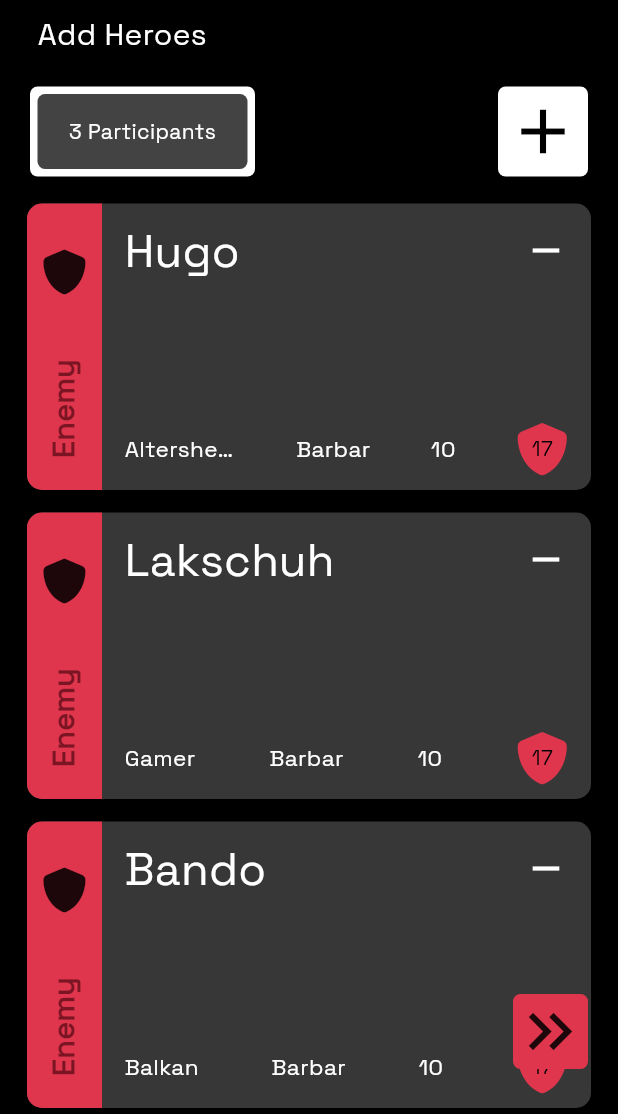
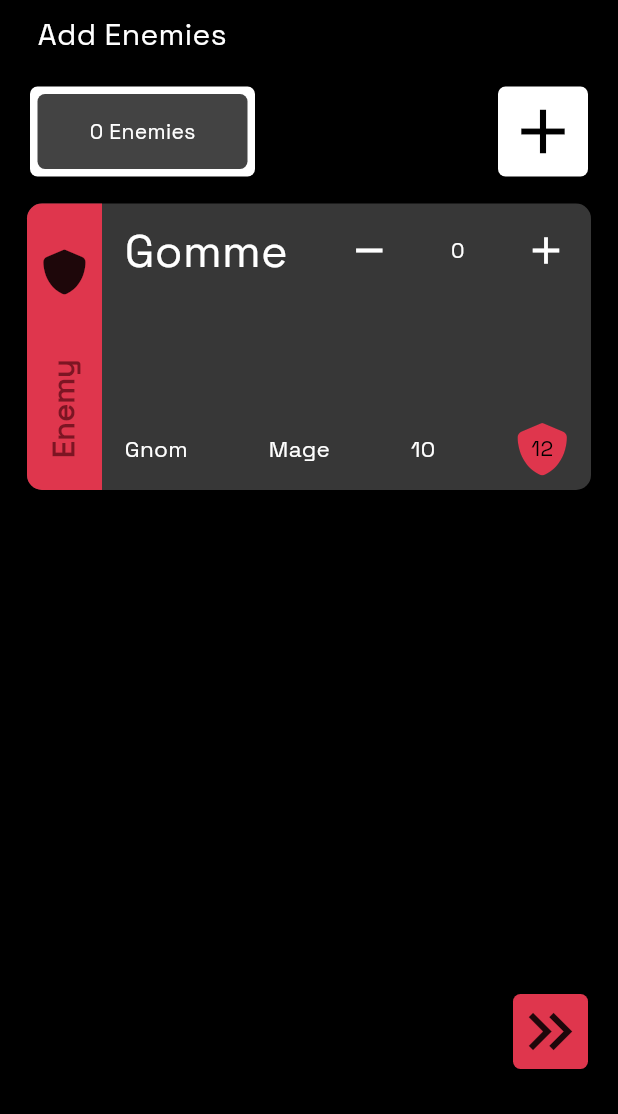
Before and after one commit to Schzyy/dnd-helper, a Flutter app: the CombatPrepEnemies screen opened directly, on a phone screen of 412 x 824 dp, the part 122-1236 px from its top. Run offline on Flutter 3.47's test engine with Material 3 defaults, Android fonts, the light colour scheme and no system bars; our stand-ins replace font_awesome_flutter.

Commit message:
i dont even know what happend

```diff
--- a/lib/models/campaign.dart
+++ b/lib/models/campaign.dart
@@ -24,6 +24,8 @@ class Campaign {
 class Character {
   bool participate;
   int amount;
+  int initiative = 0;
+  int initModifier = 0;
   int currentInit;
   bool good;
   String name;
@@ -34,6 +36,14 @@ class Character {
   int walkingspeed;
   Hp hp;
   Stats stats;
+
+  int returnInitModifier(int i) {
+    i = i - 10;
+    double iTwo = i.toDouble();
+    iTwo = iTwo / 2;
+    i = iTwo.toInt();
+    return i;
+  }
 
   Character({
     required this.participate,
--- a/lib/models/mockup.dart
+++ b/lib/models/mockup.dart
@@ -29,9 +29,9 @@ List<Campaign> campaigns = [
           dex: 10,
           dexProfieciency: false,
           con: 16,
-          conProfieciency: false,
+          conProfieciency: true,
           inte: 10,
-          intProfieciency: false,
+          intProfieciency: true,
           wis: 16,
           wisProfieciency: false,
           cha: 10,
--- a/lib/pages/campainglist.dart
+++ b/lib/pages/campainglist.dart
@@ -371,7 +371,9 @@ class _CampaignsListState extends State<CampaignsList> {
               Navigator.push(
                 context,
                 MaterialPageRoute(
-                  builder: (context) => CampaingViewPage(index: index),
+                  builder: (context) => CampaignViewPage(
+                    index: index
+                  ),
                 ),
               );
             },
--- a/lib/pages/charactercreator.dart
+++ b/lib/pages/charactercreator.dart
@@ -65,7 +65,7 @@ class _CharactercreatorState extends State<Charactercreator> {
   void saveCharacter(
       int charIndex, int campaignIndex, bool newChar, bool good) {
     Character newChar = Character(
-        participate: false,
+        participate: true,
         amount: 0,
         currentInit: 0,
         good: good ? true : false,
@@ -90,6 +90,7 @@ class _CharactercreatorState extends State<Charactercreator> {
           chaProfieciency: chaProf,
           wisProfieciency: wisProf,
         ));
+        newChar.initModifier = toProf(newChar.stats.dex);
 
     if (good == false && newChar == true) {
       chars.add(newChar);
@@ -114,6 +115,7 @@ class _CharactercreatorState extends State<Charactercreator> {
     } else {
       characterTemplate();
     }
+
     super.initState();
   }
 
--- a/lib/pages/combatprepenemies.dart
+++ b/lib/pages/combatprepenemies.dart
@@ -1,3 +1,4 @@
+import 'package:dmhelper/models/campaign.dart';
 import 'package:dmhelper/models/pallete.dart';
 import 'package:dmhelper/pages/combatturnorder.dart';
 import 'package:flutter/material.dart';
@@ -12,16 +13,20 @@ class CombatPrepEnemies extends StatelessWidget {
 
   const CombatPrepEnemies({super.key, required this.indexCampaign});
 
-  void addToCombatHeroes() {
-    for (var char in campaigns[indexCampaign].characters) {
-      if (char.participate) {
-        combat.heroes.add(char);
+  void addEnemiesToCombat() {
+    for( int i = 0; i < chars.length ; i++ ) {
+      Character temp = chars[i];
+      for(int j = 0 ; j < chars[i].amount ; j++) {
+        combat.opponentes.add(temp);
       }
     }
-    for(var char in combat.heroes) {
-      combat.partake.add(char);
+  }
+  void addEnemiesToPartake() {
+    for(int i = 0; i < combat.opponentes.length; i++) {
+      combat.partake.add(combat.opponentes[i]);
     }
   }
+
 
   @override
   Widget build(BuildContext context) {
@@ -42,7 +47,12 @@ class CombatPrepEnemies extends StatelessWidget {
               right: 20,
               child: GestureDetector(
                 onTap: () {
-            },
+                addEnemiesToCombat();
+                addEnemiesToPartake();
+                Navigator.push(
+                  context,
+                  MaterialPageRoute(builder: (context) => CombatTurnOrderPage()));
+                },
                 child: Container(
                   decoration: BoxDecoration(
                     color: AppProperties.enemyRed,
@@ -50,11 +60,10 @@ class CombatPrepEnemies extends StatelessWidget {
                   ),
                   height: 50,
                   width: 50,
-                  child: FittedBox(child: Icon(Icons.keyboard_double_arrow_right)),
+                  child: const FittedBox(child: Icon(Icons.keyboard_double_arrow_right)),
                 ),
               ),
             ),
-
         ],
       ),
     );
@@ -71,6 +80,12 @@ class CombatEnemyViewTopBar extends StatefulWidget {
 class _CombatEnemyViewTopBar extends State<CombatEnemyViewTopBar> {
   @override
   Widget build(BuildContext context) {
+    void emptyEnemies() {
+    combat.opponentes.clear();
+    for(int i = 0; i < chars.length; i++) {
+      chars[i].amount = 0;
+    }
+  }
     return Column(
       children: [
         Container(
@@ -80,6 +95,7 @@ class _CombatEnemyViewTopBar extends State<CombatEnemyViewTopBar> {
             children: [
               GestureDetector(
                 onTap: () {
+                  emptyEnemies();
                   Navigator.pop(context);
                 },
                 child: const Padding(
@@ -104,7 +120,7 @@ class _CombatEnemyViewTopBar extends State<CombatEnemyViewTopBar> {
           padding: const EdgeInsets.fromLTRB(25, 0, 0, 0),
           alignment: Alignment.centerLeft,
           child: const Text(
-            "Add Heroes",
+            "Add Enemies",
             style: TextStyle(
               fontSize: 20,
             ),
@@ -124,8 +140,16 @@ class CombatViewAddEnemy extends StatefulWidget {
 }
 
 class _CombatViewAddEnemy extends State<CombatViewAddEnemy> {
+  int getAllParticipatingEnemies() {
+    int count = chars.length;
+    for(int i = 0; i < chars.length ; i++) {
+      count += chars[i].amount;
+    }
+    return count;
+  }
   @override
   Widget build(BuildContext context) {
+    return Consumer<Updater>(builder: (context, value, child) {
     return Container(
       margin: const EdgeInsets.fromLTRB(20, 20, 20, 0),
       width: double.infinity,
@@ -149,7 +173,7 @@ class _CombatViewAddEnemy extends State<CombatViewAddEnemy> {
               ),
               child: Center(
                 child: Text(
-                  '${campaigns[widget.campaingIndex].characters.length} Participants',
+                  "${getAllParticipatingEnemies()-1} Enemies",
                   style: const TextStyle(
                     color: Colors.white,
                   ),
@@ -165,7 +189,7 @@ class _CombatViewAddEnemy extends State<CombatViewAddEnemy> {
                 color: Colors.white,
                 borderRadius: BorderRadius.circular(AppProperties.bRadius)
               ),
-              child: Icon(
+              child: const Icon(
                 Icons.add,
                 color: Colors.black,
                 size: 50,
@@ -188,6 +212,7 @@ class _CombatViewAddEnemy extends State<CombatViewAddEnemy> {
         ],
       ),
     );
+  });
   }
 }
 
@@ -205,12 +230,10 @@ class _CombatHeroView extends State<CombatEnemyView> {
     return Consumer<Updater>(builder: (context, value, child) {
       return ListView.builder(
         padding: const EdgeInsets.all(8.0),
-        itemCount: campaigns[widget.index].characters.length,
+        itemCount: chars.length,
         itemBuilder: (context, characterIndex) {
           return CombatEnemyCard(
-            indexCampaing: widget.index,
             indexCharacter: characterIndex,
-            index: widget.index,
           );
         },
       );
@@ -219,19 +242,14 @@ class _CombatHeroView extends State<CombatEnemyView> {
 }
 
 class CombatEnemyCard extends StatelessWidget {
-  final int indexCampaing;
   final int indexCharacter;
-  final int index;
   const CombatEnemyCard(
       {super.key,
-      required this.indexCampaing,
       required this.indexCharacter,
-      required this.index
       });
 
   @override
   Widget build(BuildContext context) {
-    final character = campaigns[indexCampaing].characters[indexCharacter];
     return SizedBox(
       height: AppProperties.screenHeight(context)*0.5,
       child: Card(
@@ -285,11 +303,13 @@ class CombatEnemyCard extends StatelessWidget {
                       children: [
                         Flexible(
                           flex: 4,
-                          child: Text(
-                            character.name,
-                            overflow: TextOverflow.ellipsis,
-                            style: const TextStyle(
-                              fontSize: 30
+                          child: FittedBox(
+                            child: Text(
+                              chars[indexCharacter].name,
+                              overflow: TextOverflow.ellipsis,
+                              style: const TextStyle(
+                                fontSize: 30
+                              ),
                             ),
                           ),
                         ),
@@ -302,7 +322,27 @@ class CombatEnemyCard extends StatelessWidget {
                               color: Colors.white,
                             ),
                             onTap: () {
-                              campaigns[indexCampaing].characters.removeAt(indexCharacter);
+                              if(chars[indexCharacter].amount > 0) {
+                                chars[indexCharacter].amount--;
+                              }
+                              Provider.of<Updater>(context, listen: false).refresh();
+                            }
+                          ),
+                        ),
+                        Flexible(
+                          flex: 1,
+                          child: Text(chars[indexCharacter].amount.toString())
+                        ),
+                        Flexible(
+                          flex: 1,
+                          child: GestureDetector(
+                            child: const Icon(
+                              Icons.add,
+                              size: 30,
+                              color: Colors.white,
+                            ),
+                            onTap: () {
+                              chars[indexCharacter].amount++;
                               Provider.of<Updater>(context, listen: false).refresh();
                             }
                           ),
@@ -318,7 +358,7 @@ class CombatEnemyCard extends StatelessWidget {
                         Flexible(
                           flex: 1,
                           child: Text(
-                            character.race,
+                            chars[indexCharacter].race,
                             overflow: TextOverflow.ellipsis,
                             style: const TextStyle(
                               fontSize: 15,
@@ -328,7 +368,7 @@ class CombatEnemyCard extends StatelessWidget {
                           Flexible(
                           flex: 1,
                             child: Text(
-                            character.characterclass,
+                            chars[indexCharacter].characterclass,
                             overflow: TextOverflow.ellipsis,
                             style: const TextStyle(
                               fontSize: 15,
@@ -340,7 +380,7 @@ class CombatEnemyCard extends StatelessWidget {
                             child: Text(
                             "10",
                             overflow: TextOverflow.ellipsis,
-                            style: const TextStyle(
+                            style: TextStyle(
                               fontSize: 15,
                             ),
                             ),
@@ -356,7 +396,7 @@ class CombatEnemyCard extends StatelessWidget {
                                 color: AppProperties.enemyRed,
                               ),
                               Text(
-                                character.armorClass.toString(),
+                                chars[indexCharacter].armorClass.toString(),
                                 style: const TextStyle(
                                   color: Colors.black,
                                 )
```
Also changed, not shown: lib/pages/campaingview.dart (+165 -154 lines), lib/pages/comabtprepteam.dart (+108 -65 lines), lib/pages/combatturnorder.dart (+70 -13 lines).
